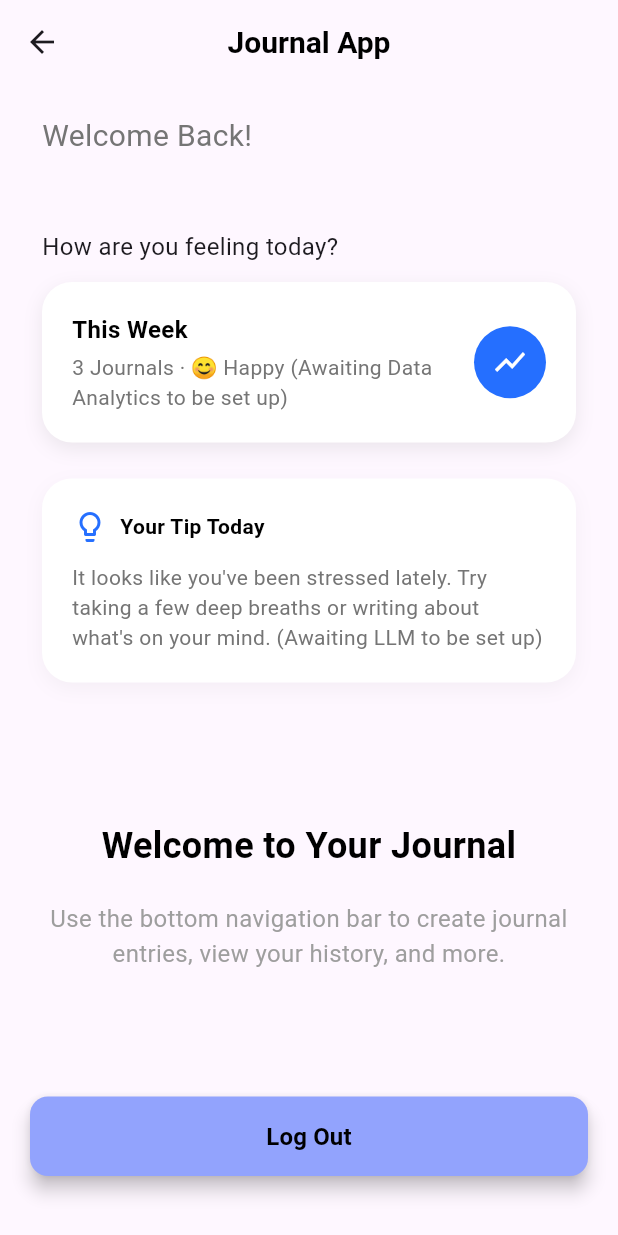
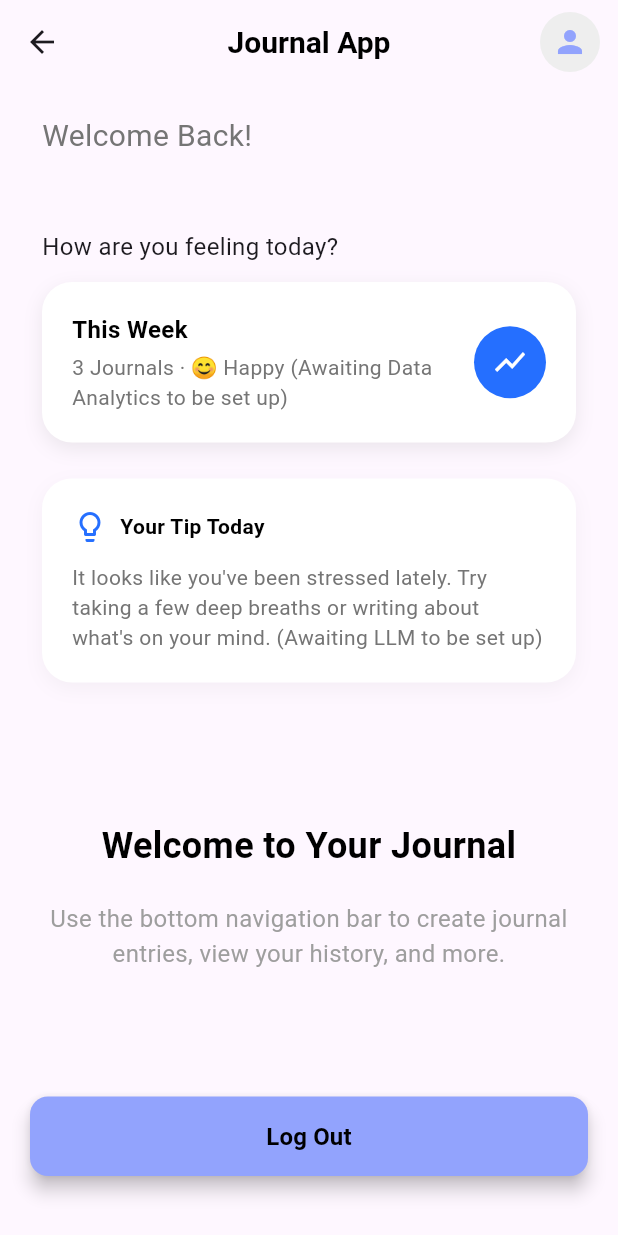
Before and after one commit to alantan493/flutter_affectry, a Flutter app: the HomePage screen opened directly, on a phone screen of 412 x 824 dp. Run offline on Flutter 3.47's test engine with Material 3 defaults, Android fonts, the phone set to English and light mode, and no system bars; our stand-ins replace cloud_firestore, firebase_auth, firebase_core, firebase_storage, flutter_svg, image_picker and 1 more; accounts and stored records are empty.

Commit message:
standalone profile button on home page

```diff
--- a/lib/bottom_navigation_bar.dart
+++ b/lib/bottom_navigation_bar.dart
@@ -68,7 +68,6 @@ class _BottomNavigationBarScreenState extends State<BottomNavigationBarScreen> {
             icon: Icon(Icons.article),
             label: "Read More",
           ),
-          BottomNavigationBarItem(icon: Icon(Icons.person), label: 'Profile'),
         ],
       ),
     );
--- a/lib/pages/home.dart
+++ b/lib/pages/home.dart
@@ -4,6 +4,7 @@ import 'package:flutter/material.dart';
 import 'package:firebase_auth/firebase_auth.dart';
 import '../services/account_database.dart';
 import '../domain/user_profile_model.dart';
+import './user_profile/profile_page.dart'; // Add this import
 
 class HomePage extends StatefulWidget {
   const HomePage({super.key});
@@ -59,6 +60,33 @@ class _HomePageState extends State<HomePage> {
         backgroundColor: Colors.transparent,
         elevation: 0,
         centerTitle: true,
+        actions: [
+          Padding(
+            padding: const EdgeInsets.only(right: 12.0),
+            child: GestureDetector(
+              onTap: () {
+                Navigator.push(
+                  context,
+                  MaterialPageRoute(
+                    builder: (context) => const ProfilePage(),
+                  ),
+                );
+              },
+              child: Container(
+                decoration: BoxDecoration(
+                  color: Colors.grey[200],  // Light grey background
+                  shape: BoxShape.circle,   // Circular shape
+                ),
+                padding: const EdgeInsets.all(8.0),  // Padding inside the circle
+                child: const Icon(
+                  Icons.person,
+                  color: Color(0xFF92A3FD),
+                  size: 24,
+                ),
+              ),
+            ),
+          ),
+        ],
       ),
       body:
           _isLoading
```
